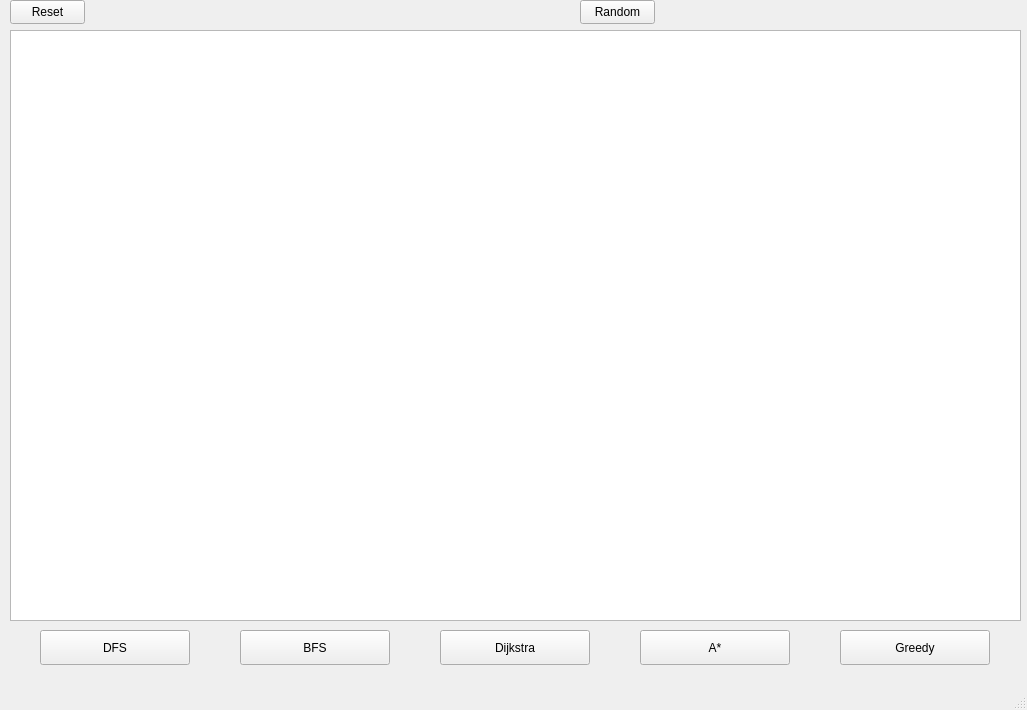
Qt form PathFinder/mainwindow.ui (brno4758/Pathfinding) before a commit.
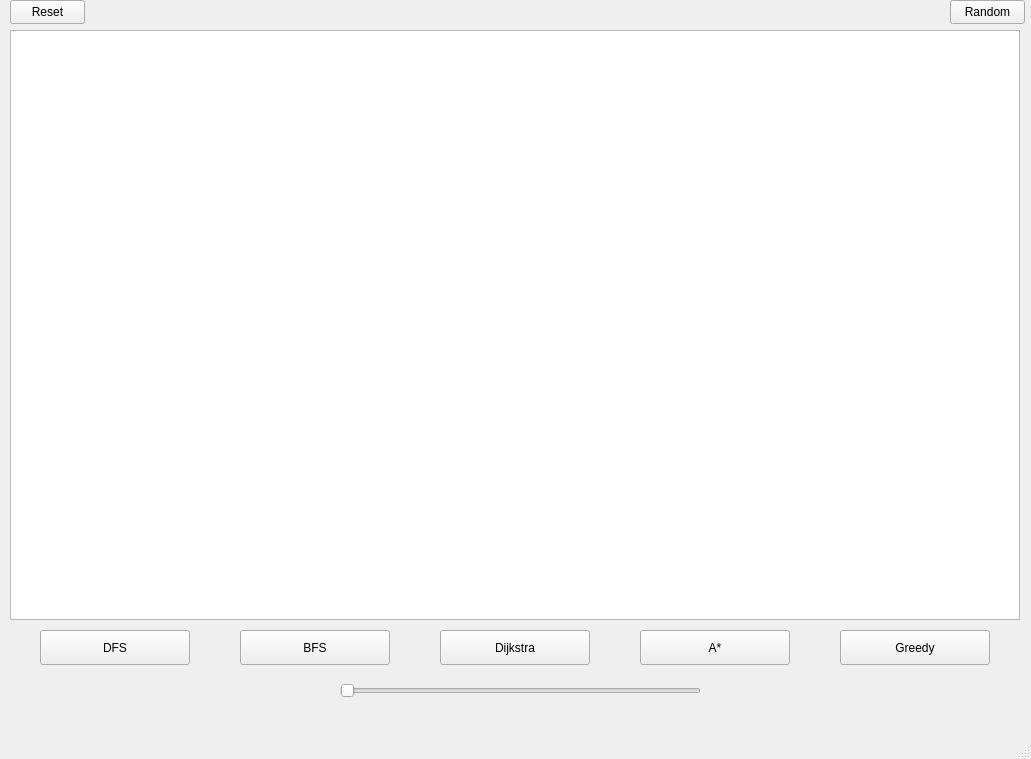
The same form after that commit.

Commit message: Added buttons disabled during processing, cleaned up on_foo_clicked functions

What changed in the file:
```diff
--- a/PathFinder/mainwindow.ui
+++ b/PathFinder/mainwindow.ui
@@ -6,8 +6,8 @@
    <rect>
     <x>0</x>
     <y>0</y>
-    <width>1027</width>
-    <height>710</height>
+    <width>1031</width>
+    <height>759</height>
    </rect>
   </property>
   <property name="windowTitle">
@@ -19,8 +19,8 @@
      <rect>
       <x>10</x>
       <y>30</y>
-      <width>1011</width>
-      <height>591</height>
+      <width>1010</width>
+      <height>590</height>
      </rect>
     </property>
    </widget>
@@ -105,7 +105,7 @@
    <widget class="QPushButton" name="randomButton">
     <property name="geometry">
      <rect>
-      <x>580</x>
+      <x>950</x>
       <y>0</y>
       <width>75</width>
       <height>24</height>
@@ -115,6 +115,22 @@
      <string>Random</string>
     </property>
    </widget>
+   <widget class="QSlider" name="delaySlider">
+    <property name="geometry">
+     <rect>
+      <x>340</x>
+      <y>680</y>
+      <width>361</width>
+      <height>22</height>
+     </rect>
+    </property>
+    <property name="singleStep">
+     <number>33</number>
+    </property>
+    <property name="orientation">
+     <enum>Qt::Horizontal</enum>
+    </property>
+   </widget>
   </widget>
   <widget class="QMenuBar" name="menubar">
    <property name="geometry">
```
Left out of the diff: 2 changed lines with no effect on the pictures. The commit also changes 5 other files.
